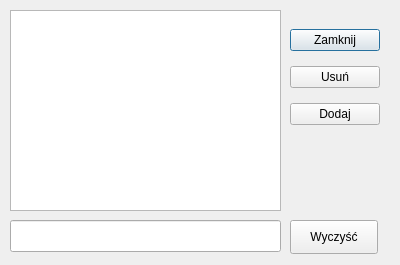
lkucz/magazyn, file dictionary.ui: the form before one commit.
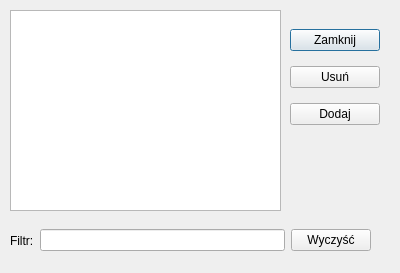
The form after the commit.

Commit message: Dzialajaca wersja okna dictionary. Dodane wszystekie slowniki Podlaczone sygnaly pomiedzy menu a oknami slownikow Nowe okno do doefinicji produktu.

```diff
--- a/dictionary.ui
+++ b/dictionary.ui
@@ -7,7 +7,7 @@
     <x>0</x>
     <y>0</y>
     <width>400</width>
-    <height>265</height>
+    <height>273</height>
    </rect>
   </property>
   <property name="windowTitle">
@@ -59,28 +59,34 @@
     <enum>QAbstractItemView::MultiSelection</enum>
    </property>
   </widget>
-  <widget class="QLineEdit" name="filterEdit">
+  <widget class="QWidget" name="horizontalLayoutWidget">
    <property name="geometry">
     <rect>
      <x>10</x>
      <y>220</y>
-     <width>271</width>
-     <height>32</height>
+     <width>361</width>
+     <height>41</height>
     </rect>
    </property>
-  </widget>
+   <layout class="QHBoxLayout" name="horizontalLayout">
+    <item>
+     <widget class="QLabel" name="label">
+      <property name="text">
+       <string>Filtr:</string>
+      </property>
+     </widget>
+    </item>
+    <item>
+     <widget class="QLineEdit" name="filterEdit"/>
+    </item>
+    <item>
   <widget class="QPushButton" name="clearFilterButton">
-   <property name="geometry">
-    <rect>
-     <x>290</x>
-     <y>220</y>
-     <width>88</width>
-     <height>34</height>
-    </rect>
-   </property>
    <property name="text">
     <string>Wyczyść</string>
    </property>
+     </widget>
+    </item>
+   </layout>
   </widget>
  </widget>
  <resources/>
```
Left out of the diff: 2 changed lines with no effect on the pictures. Lines whose indentation alone changed are shown as unchanged. The commit also changes 10 other files.
